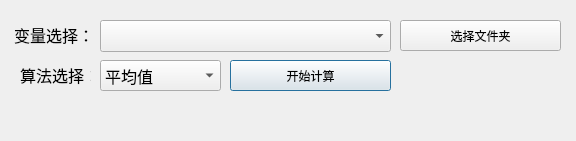
This is ui/folder.ui in banniford/DataAnalysisApp as Qt 5 draws it before an edit. The edited form follows.
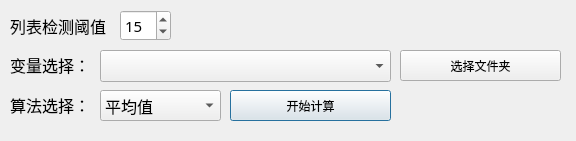
This is the edited form. Custom widgets are drawn as their Qt base class.

The edit to the form file:
```diff
--- a/ui/folder.ui
+++ b/ui/folder.ui
@@ -29,7 +29,7 @@
    <property name="geometry">
     <rect>
      <x>100</x>
-     <y>20</y>
+     <y>50</y>
      <width>291</width>
      <height>32</height>
     </rect>
@@ -38,6 +38,7 @@
     <font>
      <family>黑体</family>
      <pointsize>12</pointsize>
+     <weight>50</weight>
      <bold>false</bold>
     </font>
    </property>
@@ -46,7 +47,7 @@
    <property name="geometry">
     <rect>
      <x>10</x>
-     <y>10</y>
+     <y>40</y>
      <width>91</width>
      <height>50</height>
     </rect>
@@ -55,6 +56,7 @@
     <font>
      <family>黑体</family>
      <pointsize>12</pointsize>
+     <weight>50</weight>
      <bold>false</bold>
     </font>
    </property>
@@ -62,7 +64,7 @@
     <number>1</number>
    </property>
    <property name="text">
-    <string> 变量选择：</string>
+    <string>变量选择：</string>
    </property>
    <property name="textFormat">
     <enum>Qt::AutoText</enum>
@@ -72,7 +74,7 @@
    <property name="geometry">
     <rect>
      <x>100</x>
-     <y>60</y>
+     <y>90</y>
      <width>121</width>
      <height>31</height>
     </rect>
@@ -98,37 +100,11 @@
     </property>
    </item>
   </widget>
-  <widget class="QLabel" name="label_2">
-   <property name="geometry">
-    <rect>
-     <x>20</x>
-     <y>50</y>
-     <width>71</width>
-     <height>50</height>
-    </rect>
-   </property>
-   <property name="font">
-    <font>
-     <family>黑体</family>
-     <pointsize>12</pointsize>
-     <bold>false</bold>
-    </font>
-   </property>
-   <property name="lineWidth">
-    <number>1</number>
-   </property>
-   <property name="text">
-    <string>算法选择：</string>
-   </property>
-   <property name="textFormat">
-    <enum>Qt::AutoText</enum>
-   </property>
-  </widget>
   <widget class="QPushButton" name="pushButton_2">
    <property name="geometry">
     <rect>
      <x>230</x>
-     <y>60</y>
+     <y>90</y>
      <width>161</width>
      <height>31</height>
     </rect>
@@ -141,7 +117,7 @@
    <property name="geometry">
     <rect>
      <x>400</x>
-     <y>20</y>
+     <y>50</y>
      <width>161</width>
      <height>31</height>
     </rect>
@@ -150,6 +126,91 @@
     <string>选择文件夹</string>
    </property>
   </widget>
+  <widget class="QLabel" name="label_3">
+   <property name="geometry">
+    <rect>
+     <x>10</x>
+     <y>0</y>
+     <width>101</width>
+     <height>51</height>
+    </rect>
+   </property>
+   <property name="font">
+    <font>
+     <family>黑体</family>
+     <pointsize>12</pointsize>
+     <weight>50</weight>
+     <bold>false</bold>
+    </font>
+   </property>
+   <property name="lineWidth">
+    <number>1</number>
+   </property>
+   <property name="text">
+    <string>列表检测阈值：</string>
+   </property>
+   <property name="textFormat">
+    <enum>Qt::AutoText</enum>
+   </property>
+  </widget>
+  <widget class="QSpinBox" name="spinBox_0">
+   <property name="geometry">
+    <rect>
+     <x>120</x>
+     <y>10</y>
+     <width>51</width>
+     <height>31</height>
+    </rect>
+   </property>
+   <property name="font">
+    <font>
+     <family>黑体</family>
+     <pointsize>11</pointsize>
+    </font>
+   </property>
+   <property name="minimum">
+    <number>0</number>
+   </property>
+   <property name="maximum">
+    <number>100</number>
+   </property>
+   <property name="singleStep">
+    <number>1</number>
+   </property>
+   <property name="value">
+    <number>15</number>
+   </property>
+   <property name="displayIntegerBase">
+    <number>10</number>
+   </property>
+  </widget>
+  <widget class="QLabel" name="label_2">
+   <property name="geometry">
+    <rect>
+     <x>10</x>
+     <y>80</y>
+     <width>81</width>
+     <height>50</height>
+    </rect>
+   </property>
+   <property name="font">
+    <font>
+     <family>黑体</family>
+     <pointsize>12</pointsize>
+     <weight>50</weight>
+     <bold>false</bold>
+    </font>
+   </property>
+   <property name="lineWidth">
+    <number>1</number>
+   </property>
+   <property name="text">
+    <string>算法选择：</string>
+   </property>
+   <property name="textFormat">
+    <enum>Qt::AutoText</enum>
+   </property>
+  </widget>
  </widget>
  <customwidgets>
   <customwidget>
```
